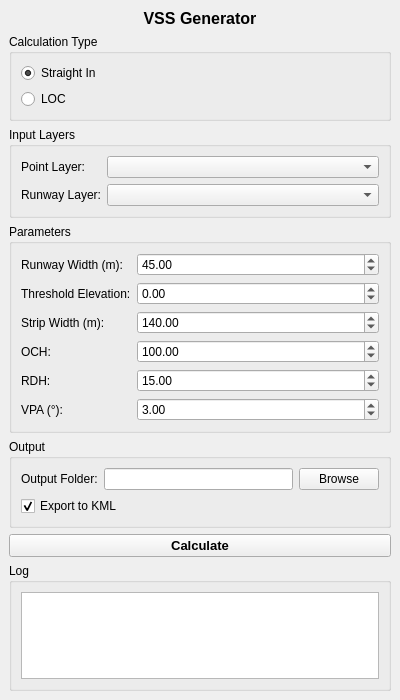
FLYGHT7/qpansopy, file Q_Pansopy/ui/utilities/qpansopy_vss_dockwidget.ui: the form before one commit.
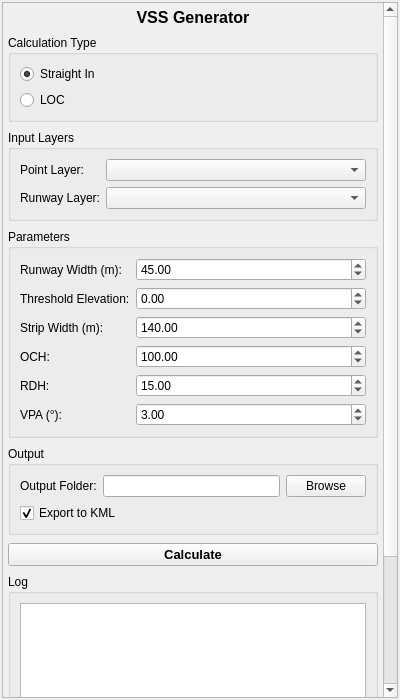
The form after the commit. Custom widgets are drawn as their Qt base class.

Commit message: Refactor UI layouts and properties across multiple dock widgets

Patch:
```diff
--- a/Q_Pansopy/ui/utilities/qpansopy_vss_dockwidget.ui
+++ b/Q_Pansopy/ui/utilities/qpansopy_vss_dockwidget.ui
@@ -15,6 +15,55 @@
   </property>
   <widget class="QWidget" name="dockWidgetContents">
    <layout class="QVBoxLayout" name="verticalLayout">
+    <property name="spacing">
+     <number>2</number>
+    </property>
+    <property name="leftMargin">
+     <number>2</number>
+    </property>
+    <property name="topMargin">
+     <number>2</number>
+    </property>
+    <property name="rightMargin">
+     <number>2</number>
+    </property>
+    <property name="bottomMargin">
+     <number>2</number>
+    </property>
+    <item>
+     <widget class="QScrollArea" name="scrollArea">
+      <property name="sizePolicy">
+       <sizepolicy hsizetype="Expanding" vsizetype="Expanding">
+        <horstretch>0</horstretch>
+        <verstretch>1</verstretch>
+       </sizepolicy>
+      </property>
+      <property name="widgetResizable">
+       <bool>true</bool>
+      </property>
+      <property name="horizontalScrollBarPolicy">
+       <enum>Qt::ScrollBarAsNeeded</enum>
+      </property>
+      <property name="verticalScrollBarPolicy">
+       <enum>Qt::ScrollBarAsNeeded</enum>
+      </property>
+      <widget class="QWidget" name="scrollAreaWidgetContents">
+       <layout class="QVBoxLayout" name="scrollLayout">
+        <property name="spacing">
+         <number>8</number>
+        </property>
+        <property name="leftMargin">
+         <number>5</number>
+        </property>
+        <property name="topMargin">
+         <number>5</number>
+        </property>
+        <property name="rightMargin">
+         <number>5</number>
+        </property>
+        <property name="bottomMargin">
+         <number>5</number>
+        </property>
     <item>
      <widget class="QLabel" name="titleLabel">
       <property name="font">
@@ -269,18 +318,94 @@
     </item>
     <item>
      <widget class="QGroupBox" name="logGroupBox">
+      <property name="sizePolicy">
+       <sizepolicy hsizetype="Preferred" vsizetype="Fixed">
+        <horstretch>0</horstretch>
+        <verstretch>0</verstretch>
+       </sizepolicy>
+      </property>
       <property name="title">
        <string>Log</string>
       </property>
       <layout class="QVBoxLayout" name="verticalLayout_3">
        <item>
     <widget class="QTextEdit" name="logTextEdit">
+         <property name="sizePolicy">
+          <sizepolicy hsizetype="Expanding" vsizetype="Fixed">
+           <horstretch>0</horstretch>
+           <verstretch>0</verstretch>
+          </sizepolicy>
+         </property>
+         <property name="minimumHeight">
+          <number>70</number>
+         </property>
+         <property name="maximumHeight">
+          <number>150</number>
+         </property>
      <property name="readOnly">
       <bool>true</bool>
      </property>
     </widget>
        </item>
       </layout>
+     </widget>
+    </item>
+    <item>
+     <widget class="QGroupBox" name="copyGroupBox">
+      <property name="sizePolicy">
+       <sizepolicy hsizetype="Preferred" vsizetype="Fixed">
+        <horstretch>0</horstretch>
+        <verstretch>0</verstretch>
+       </sizepolicy>
+      </property>
+      <property name="title">
+       <string/>
+      </property>
+      <layout class="QHBoxLayout" name="copyLayout">
+       <property name="spacing">
+        <number>6</number>
+       </property>
+       <property name="margin">
+        <number>4</number>
+       </property>
+       <item>
+        <widget class="QPushButton" name="copyWordButton">
+         <property name="text">
+          <string>Copy for Word</string>
+         </property>
+         <property name="minimumHeight">
+          <number>28</number>
+         </property>
+        </widget>
+       </item>
+       <item>
+        <widget class="QPushButton" name="copyJsonButton">
+         <property name="text">
+          <string>Copy as JSON</string>
+         </property>
+         <property name="minimumHeight">
+          <number>28</number>
+         </property>
+        </widget>
+       </item>
+      </layout>
+     </widget>
+    </item>
+    <item>
+     <spacer name="verticalSpacer">
+      <property name="orientation">
+       <enum>Qt::Vertical</enum>
+      </property>
+      <property name="sizeHint" stdset="0">
+       <size>
+        <width>20</width>
+        <height>20</height>
+       </size>
+      </property>
+     </spacer>
+    </item>
+       </layout>
+      </widget>
      </widget>
     </item>
    </layout>
```
Lines whose indentation alone changed are shown as unchanged. The commit also changes 19 other files.
